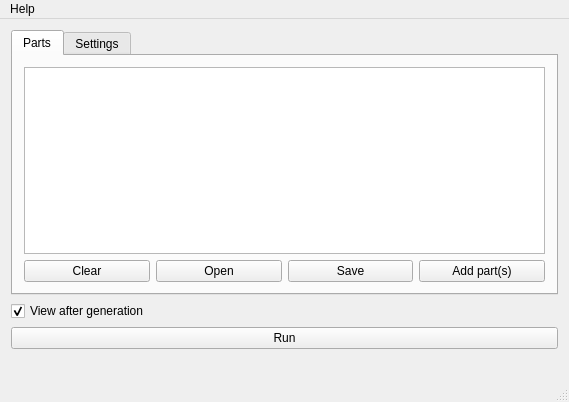
First picture: the form in gui/mainwindow.ui, repository RobotsWar/Plater, before the edit.
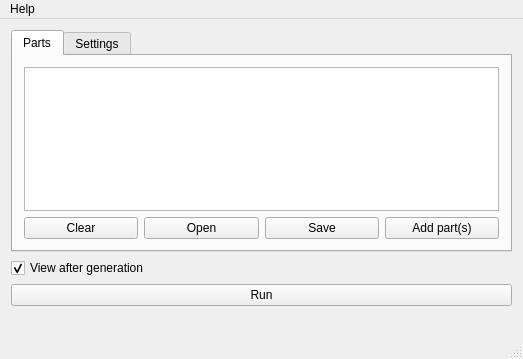
Second picture: the form after the edit. Icons and pictures are not drawn.

The edit to the form file:
```diff
--- a/gui/mainwindow.ui
+++ b/gui/mainwindow.ui
@@ -6,8 +6,8 @@
    <rect>
     <x>0</x>
     <y>0</y>
-    <width>569</width>
-    <height>402</height>
+    <width>523</width>
+    <height>359</height>
    </rect>
   </property>
   <property name="windowTitle">
@@ -303,8 +303,8 @@
     <rect>
      <x>0</x>
      <y>0</y>
-     <width>569</width>
-     <height>25</height>
+     <width>523</width>
+     <height>21</height>
     </rect>
    </property>
    <widget class="QMenu" name="menuAbout">
```
Left out of the diff: 1 changed line with no effect on the pictures.
